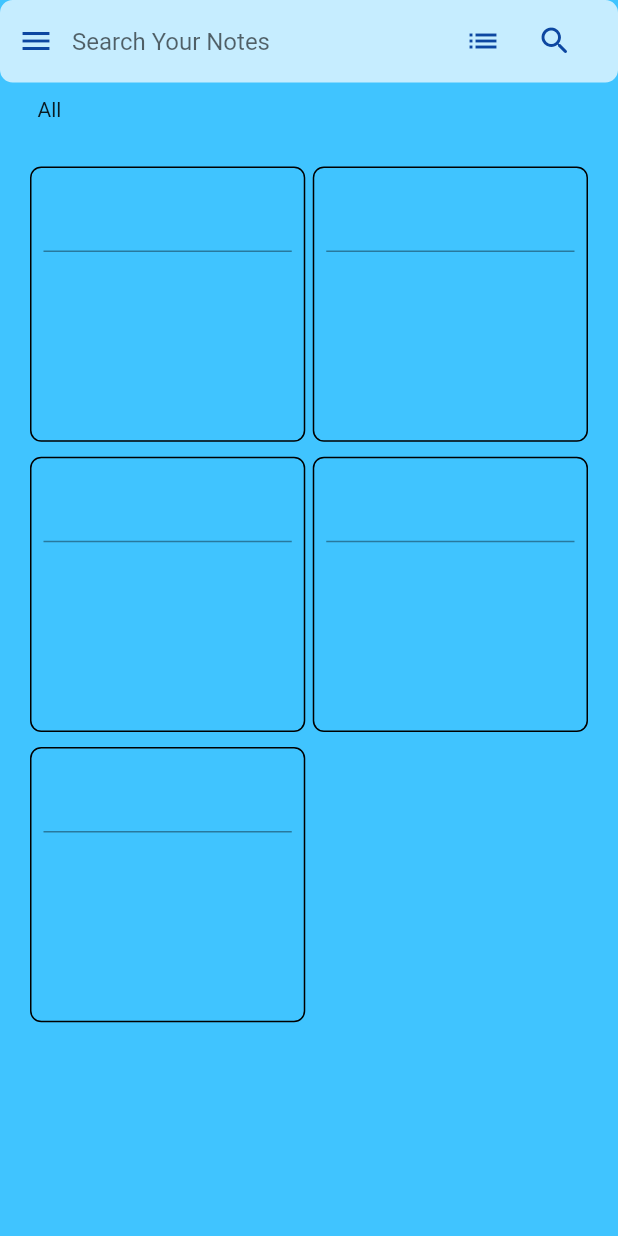
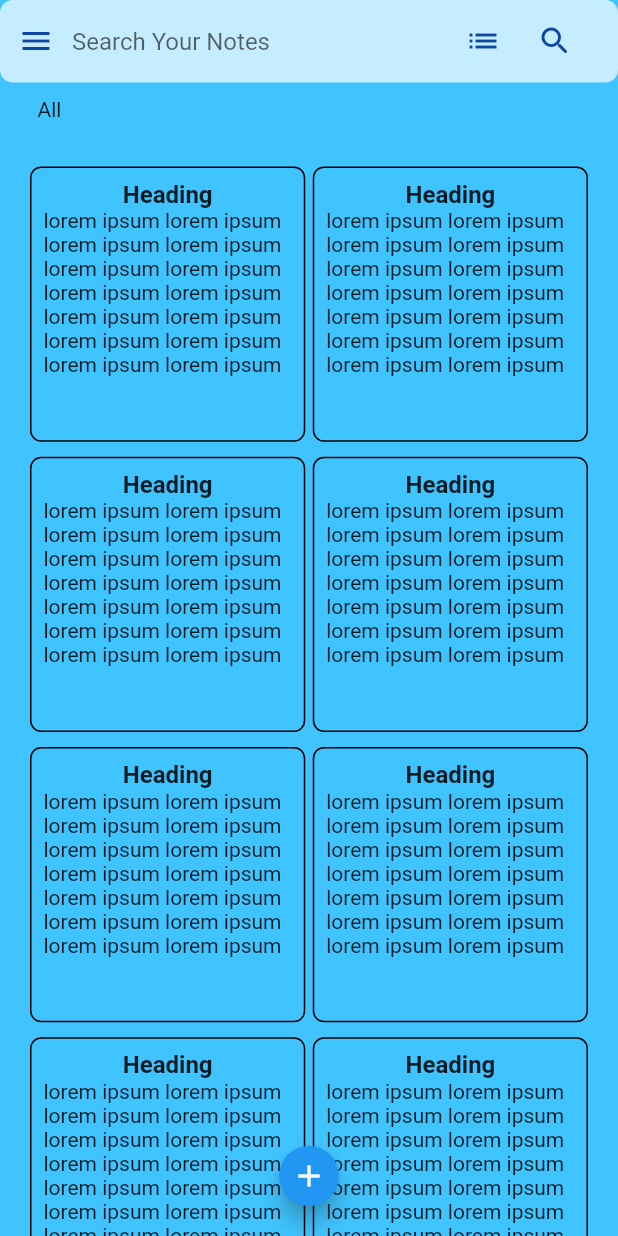
Before and after one commit to ChaurasiaP/fundoo-notes, a Flutter app: the screen it shows after launch, on a phone screen of 412 x 824 dp. Run offline on Flutter 3.47's test engine with Material 2 defaults, Android fonts, the phone set to English and light mode, and no system bars; our stand-ins replace sqflite; accounts and stored records are empty.

Commit message:
added add new note button, yet to work on database connectivity

```diff
--- a/lib/UI/main_screen.dart
+++ b/lib/UI/main_screen.dart
@@ -1,7 +1,9 @@
 import 'package:flutter/material.dart';
 import 'package:flutter_staggered_grid_view/flutter_staggered_grid_view.dart';
+import 'package:fundoo_notes_app/UI/routes/add_new_note.dart';
 import 'package:fundoo_notes_app/UI/side_menu.dart';
 import 'package:fundoo_notes_app/style/colors.dart';
+import 'package:sqflite/sqflite.dart';
 
 class MainRoute extends StatefulWidget {
   const MainRoute({super.key});
@@ -14,7 +16,7 @@ class _MainRouteState extends State<MainRoute> {
   // declaring a global key to enable drawer expansion, where required
   GlobalKey<ScaffoldState> _drawerKey = GlobalKey();
   String headingNote = "Heading";
-
+  String notesContent = "lorem ipsum lorem ipsum lorem ipsum lorem ipsum lorem ipsum lorem ipsum lorem ipsum lorem ipsum lorem ipsum lorem ipsum lorem ipsum lorem ipsum lorem ipsum lorem ipsum";
 
   @override
   Widget build(BuildContext context) {
@@ -28,6 +30,15 @@ class _MainRouteState extends State<MainRoute> {
       backgroundColor: Colors.lightBlueAccent,
       resizeToAvoidBottomInset: false,
 
+      floatingActionButton:FloatingActionButton.small(
+        onPressed: (){
+          Navigator.push(context, MaterialPageRoute
+            (builder: (context) => AddNewNote()));
+          },
+
+      child: Icon(Icons.add),
+      ),
+      floatingActionButtonLocation: FloatingActionButtonLocation.centerFloat,
       body: SafeArea(
         child: Container(
           alignment: Alignment.topLeft,
@@ -58,8 +69,6 @@ class _MainRouteState extends State<MainRoute> {
                   children: [Text("All")],
                 ),
               ),
-
-
               GridView.count(
                 shrinkWrap: true,
                 primary: false,
@@ -68,7 +77,13 @@ class _MainRouteState extends State<MainRoute> {
                 mainAxisSpacing: 10,
                 crossAxisCount: 2,
                 children: <Widget>[
-
+                  mainScreenSection(),
+                  mainScreenSection(),
+                  mainScreenSection(),
+                  mainScreenSection(),
+                  mainScreenSection(),
+                  mainScreenSection(),
+                  mainScreenSection(),
                   mainScreenSection(),
                   mainScreenSection(),
                   mainScreenSection(),
@@ -119,16 +134,19 @@ class _MainRouteState extends State<MainRoute> {
           borderRadius: BorderRadius.circular(7.5)
         ),
           padding: const EdgeInsets.all(8),
-          child: const Column(
+          child: Column(
             children: [
-              TextField(
-                style: TextStyle(fontSize: 16, fontWeight: FontWeight.bold),
-              ),
-              TextField(
-                decoration: InputDecoration(
-                    border: InputBorder.none
-                ),
-              ),
+              Text(headingNote, style: const TextStyle(fontWeight: FontWeight.bold, fontSize: 16),textDirection: TextDirection.ltr,),
+              Text(notesContent)
+
+              // TextField(
+              //   style: TextStyle(fontSize: 16, fontWeight: FontWeight.bold),
+              // ),
+              // TextField(
+              //   decoration: InputDecoration(
+              //       border: InputBorder.none
+              //   ),
+              // ),
             ],
           )
       );
--- /dev/null
+++ b/lib/UI/routes/display_note.dart
@@ -0,0 +1,23 @@
+import 'package:flutter/material.dart';
+
+
+class DisplayNote extends StatelessWidget {
+  final String heading;
+  final String content;
+
+  const DisplayNote({super.key, required this.heading, required this.content});
+
+  @override
+  Widget build(BuildContext context) {
+    return Scaffold(
+      appBar: AppBar(
+        title: Text(heading),
+      ),
+      body: Column(
+        children: [
+          Text(heading, style: const TextStyle(fontWeight: FontWeight.bold, fontSize: 16),)
+        ],
+      ),
+    );
+  }
+}
--- a/lib/style/colors.dart
+++ b/lib/style/colors.dart
@@ -2,4 +2,5 @@ import 'package:flutter/material.dart';
 
 // initializing some variables which will be used and repeated multiple times throughout
 var widgetBG = Colors.white70;
+var routesBG = Colors.blue[100];
 var widgetsColor = Colors.blue.shade900;
--- a/pubspec.yaml
+++ b/pubspec.yaml
@@ -36,6 +36,8 @@ dependencies:
   # Use with the CupertinoIcons class for iOS style icons.
   cupertino_icons: ^1.0.2
   flutter_staggered_grid_view:
+  sqflite: ^2.3.0
+
 
 dev_dependencies:
   flutter_test:
```
Also changed, not shown: lib/UI/routes/add_new_note.dart (added, +57 -0 lines), lib/services/db.dart (added, +38 -0 lines), pubspec.lock, 1 other file.
